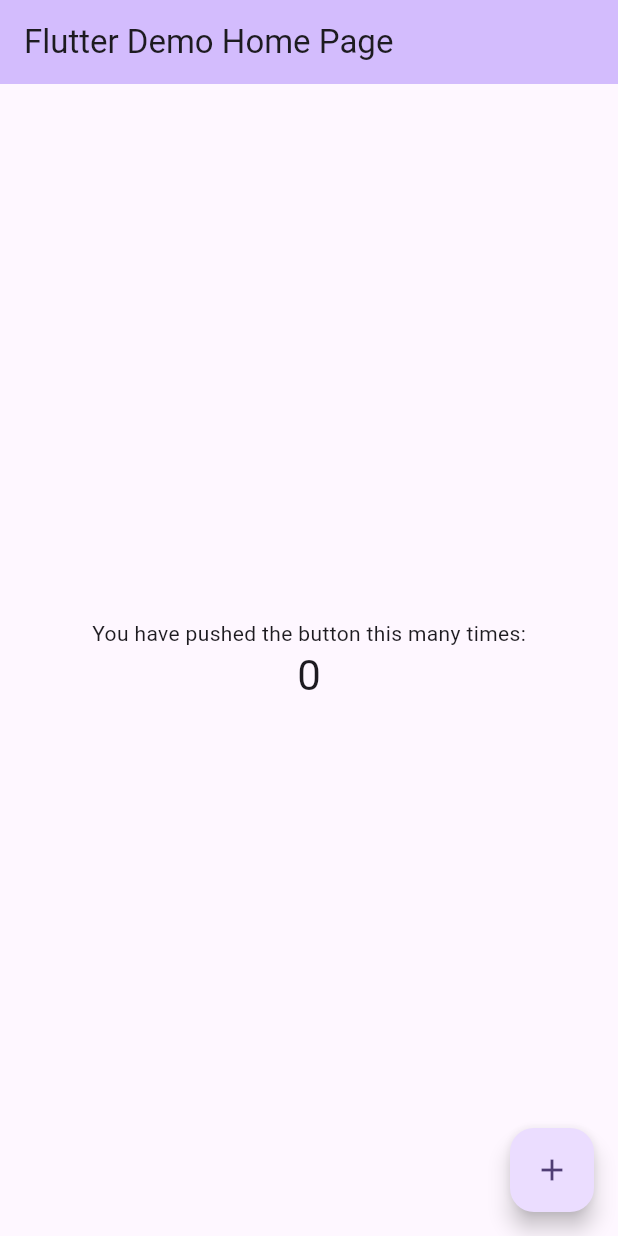
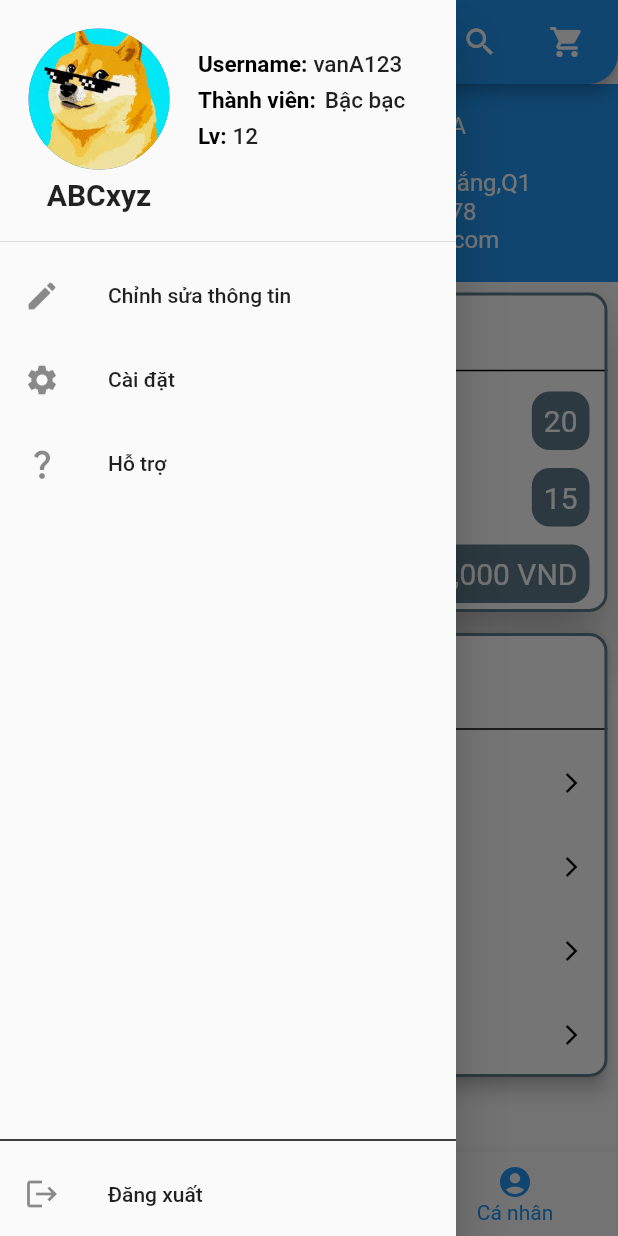
Before and after one commit to Duong147863/LapTrinhDaNenTang, a Flutter app: the screen it shows after launch, with the side drawer open (before the commit the screen has no drawer), on a phone screen of 412 x 824 dp. Run offline on Flutter 3.47's test engine with Material 2 defaults, Android fonts, the phone set to English and light mode, and no system bars.

Commit message:
Personal_Info, appBar, Search, Drawer

```diff
--- /dev/null
+++ b/ocean/lib/bottom_nav.dart
@@ -0,0 +1,37 @@
+import 'package:flutter/material.dart';
+import 'package:flutter/src/widgets/framework.dart';
+//import 'package:flutter/src/widgets/placeholder.dart';
+
+class BottomNavigator extends StatelessWidget {
+  const BottomNavigator({super.key, required this.index});
+  final index;
+
+  @override
+  Widget build(BuildContext context) {
+    return BottomNavigationBar(
+      fixedColor: Colors.blue,
+      items: const [
+        BottomNavigationBarItem(icon: Icon(Icons.home), label: "Trang chủ"),
+        BottomNavigationBarItem(
+            icon: Icon(Icons.notifications_none), label: "Thông báo"),
+        BottomNavigationBarItem(
+            icon: Icon(Icons.account_circle), label: "Cá nhân"),
+      ],
+      currentIndex: index,
+      onTap: (int indexOfItem) {
+        if (indexOfItem == 0) {
+          Navigator.pop(context, (route) => route.isCurrent);
+          Navigator.pushNamed(context, '/home');
+        }
+        if (indexOfItem == 1) {
+          Navigator.pop(context, (route) => route.isCurrent);
+          Navigator.pushNamed(context, '/notify');
+        }
+        if (indexOfItem == 2) {
+          Navigator.pop(context, (route) => route.isCurrent);
+          Navigator.pushNamed(context, '/profile');
+        }
+      },
+    );
+  }
+}
--- /dev/null
+++ b/ocean/lib/drawer_menu.dart
@@ -0,0 +1,138 @@
+import 'package:flutter/material.dart';
+import 'package:flutter/src/widgets/framework.dart';
+//import 'package:flutter/src/widgets/placeholder.dart';
+
+class DrawerMenu extends StatelessWidget {
+  const DrawerMenu({Key? key});
+
+  @override
+  Widget build(BuildContext context) {
+    return Drawer(
+      child: Column(
+        children: [
+          DrawerHeader(
+            child: Container(
+              width: double.infinity,
+              child: Row(
+                children: [
+                  Column(
+                    children: [
+                      Container(
+                        padding: const EdgeInsets.all(3),
+                        width: 100,
+                        height: 100,
+                        child: const CircleAvatar(
+                          backgroundImage:
+                              AssetImage("root/assets/img/avatar.jpg"),
+                        ),
+                      ),
+                      SizedBox(height: 2),
+                      Text("ABCxyz",
+                          style: TextStyle(
+                              fontSize: 20, fontWeight: FontWeight.bold)),
+                    ],
+                  ),
+                  SizedBox(width: 16),
+                  Column(
+                    crossAxisAlignment: CrossAxisAlignment.start,
+                    children: [
+                      Row(
+                        children: [
+                          Text(
+                            "\nUsername:",
+                            style: TextStyle(
+                                fontSize: 15,
+                                fontWeight: FontWeight.bold,
+                                color: Colors.black),
+                          ),
+                          SizedBox(width: 4),
+                          Text("\nvanA123", style: TextStyle(fontSize: 15)),
+                        ],
+                      ),
+                      SizedBox(height: 6), // Khoảng cách giữa các row
+                      Row(
+                        children: [
+                          Text(
+                            "Thành viên:",
+                            style: TextStyle(
+                                fontSize: 15,
+                                fontWeight: FontWeight.bold,
+                                color: Colors.black),
+                          ),
+                          SizedBox(width: 6),
+                          Text("Bậc bạc", style: TextStyle(fontSize: 15)),
+                        ],
+                      ),
+                      SizedBox(height: 6),
+                      Row(
+                        children: [
+                          Text(
+                            "Lv:",
+                            style: TextStyle(
+                                fontSize: 15,
+                                fontWeight: FontWeight.bold,
+                                color: Colors.black),
+                          ),
+                          SizedBox(width: 4),
+                          Text("12", style: TextStyle(fontSize: 15)),
+                        ],
+                      ),
+                    ],
+                  ),
+                ],
+              ),
+            ),
+          ),
+          Expanded(
+            child: ListView(
+              padding: EdgeInsets.zero, // Xóa khoảng cách giữa viền & List
+              children: [
+                ListTile(
+                  contentPadding: EdgeInsets.only(left: 16, top: 0),
+                  leading: Icon(Icons.edit),
+                  title: Text("Chỉnh sửa thông tin"),
+                  onTap: () {
+                    // Xử lý khi người dùng nhấn vào chỉnh sửa thông tin
+                    Navigator.pop(context);
+                    // Đóng Drawer
+                  },
+                ),
+                ListTile(
+                  leading: Icon(Icons.settings),
+                  title: Text("Cài đặt"),
+                  onTap: () {
+                    // Xử lý khi người dùng nhấn vào chỉnh sửa thông tin
+                    Navigator.pop(context);
+                    // Đóng Drawer
+                  },
+                ),
+                ListTile(
+                  leading: Icon(Icons.question_mark),
+                  title: Text("Hỗ trợ"),
+                  onTap: () {
+                    // Xử lý khi người dùng nhấn vào chỉnh sửa thông tin
+                    Navigator.pop(context);
+                    // Đóng Drawer
+                  },
+                ),
+              ],
+            ),
+          ),
+          Divider(
+            color: Colors.black,
+            thickness: 1,
+          ),
+          ListTile(
+            leading: Icon(Icons.logout),
+            title: Text("Đăng xuất"),
+            onTap: () {
+              // Xử lý khi người dùng nhấn vào chỉnh sửa thông tin
+              Navigator.pop(context);
+              // Đóng Drawer
+            },
+          ),
+        ],
+      ),
+    );
+  }
+}
--- a/ocean/lib/main.dart
+++ b/ocean/lib/main.dart
@@ -1,4 +1,5 @@
 import 'package:flutter/material.dart';
+import 'package:ocean/profileScreen.dart';
 
 void main() {
   runApp(const MyApp());
@@ -11,115 +12,18 @@ class MyApp extends StatelessWidget {
   @override
   Widget build(BuildContext context) {
     return MaterialApp(
-      title: 'Flutter Demo',
+      title: 'Ocean',
       theme: ThemeData(
-        // This is the theme of your application.
-        //
-        // TRY THIS: Try running your application with "flutter run". You'll see
-        // the application has a blue toolbar. Then, without quitting the app,
-        // try changing the seedColor in the colorScheme below to Colors.green
-        // and then invoke "hot reload" (save your changes or press the "hot
-        // reload" button in a Flutter-supported IDE, or press "r" if you used
-        // the command line to start the app).
-        //
-        // Notice that the counter didn't reset back to zero; the application
-        // state is not lost during the reload. To reset the state, use hot
-        // restart instead.
-        //
-        // This works for code too, not just values: Most code changes can be
-        // tested with just a hot reload.
-        colorScheme: ColorScheme.fromSeed(seedColor: Colors.deepPurple),
-        useMaterial3: true,
+        primarySwatch: Colors.blue,
       ),
-      home: const MyHomePage(title: 'Flutter Demo Home Page'),
+      supportedLocales: {const Locale('en', '')},
+      debugShowCheckedModeBanner: true,
+      initialRoute: '/home',
+      routes: {
+        '/home': (context) => const ProfileScreen(),
+        '/notify': (context) => const ProfileScreen(),
+        '/profile': (context) => const ProfileScreen(),
+      },
     );
   }
 }
-
-class MyHomePage extends StatefulWidget {
-  const MyHomePage({super.key, required this.title});
-
-  // This widget is the home page of your application. It is stateful, meaning
-  // that it has a State object (defined below) that contains fields that affect
-  // how it looks.
-
-  // This class is the configuration for the state. It holds the values (in this
-  // case the title) provided by the parent (in this case the App widget) and
-  // used by the build method of the State. Fields in a Widget subclass are
-  // always marked "final".
-
-  final String title;
-
-  @override
-  State<MyHomePage> createState() => _MyHomePageState();
-}
-
-class _MyHomePageState extends State<MyHomePage> {
-  int _counter = 0;
-
-  void _incrementCounter() {
-    setState(() {
-      // This call to setState tells the Flutter framework that something has
-      // changed in this State, which causes it to rerun the build method below
-      // so that the display can reflect the updated values. If we changed
-      // _counter without calling setState(), then the build method would not be
-      // called again, and so nothing would appear to happen.
-      _counter++;
-    });
-  }
-
-  @override
-  Widget build(BuildContext context) {
-    // This method is rerun every time setState is called, for instance as done
-    // by the _incrementCounter method above.
-    //
-    // The Flutter framework has been optimized to make rerunning build methods
-    // fast, so that you can just rebuild anything that needs updating rather
-    // than having to individually change instances of widgets.
-    return Scaffold(
-      appBar: AppBar(
-        // TRY THIS: Try changing the color here to a specific color (to
-        // Colors.amber, perhaps?) and trigger a hot reload to see the AppBar
-        // change color while the other colors stay the same.
-        backgroundColor: Theme.of(context).colorScheme.inversePrimary,
-        // Here we take the value from the MyHomePage object that was created by
-        // the App.build method, and use it to set our appbar title.
-        title: Text(widget.title),
-      ),
-      body: Center(
-        // Center is a layout widget. It takes a single child and positions it
-        // in the middle of the parent.
-        child: Column(
-          // Column is also a layout widget. It takes a list of children and
-          // arranges them vertically. By default, it sizes itself to fit its
-          // children horizontally, and tries to be as tall as its parent.
-          //
-          // Column has various properties to control how it sizes itself and
-          // how it positions its children. Here we use mainAxisAlignment to
-          // center the children vertically; the main axis here is the vertical
-          // axis because Columns are vertical (the cross axis would be
-          // horizontal).
-          //
-          // TRY THIS: Invoke "debug painting" (choose the "Toggle Debug Paint"
-          // action in the IDE, or press "p" in the console), to see the
-          // wireframe for each widget.
-          mainAxisAlignment: MainAxisAlignment.center,
-          children: <Widget>[
-            const Text(
-              'You have pushed the button this many times:',
-            ),
-            Text(
-              '$_counter',
-              style: Theme.of(context).textTheme.headlineMedium,
-            ),
-          ],
-        ),
-      ),
-      floatingActionButton: FloatingActionButton(
-        onPressed: _incrementCounter,
-        tooltip: 'Increment',
-        child: const Icon(Icons.add),
-      ), // This trailing comma makes auto-formatting nicer for build methods.
-    );
-  }
-}
--- /dev/null
+++ b/ocean/lib/profileScreen.dart
@@ -0,0 +1,349 @@
+import 'package:flutter/material.dart';
+import 'package:ocean/bottom_nav.dart';
+import 'package:ocean/drawer_menu.dart';
+
+class ProfileScreen extends StatelessWidget {
+  const ProfileScreen({Key? key});
+
+  @override
+  Widget build(BuildContext context) {
+    return Scaffold(
+      appBar: AppBar(
+        shape: const RoundedRectangleBorder(
+          borderRadius: BorderRadius.vertical(
+            bottom: Radius.circular(20),
+          ),
+        ),
+        title: Image.asset(
+          'root/assets/img/logo.png',
+          fit: BoxFit.contain,
+          height: 75,
+        ),
+        actions: <Widget>[
+          Padding(
+            padding: const EdgeInsets.only(right: 10),
+            child: IconButton(
+              icon: const Icon(Icons.search),
+              onPressed: () {
+                Navigator.push(
+                  context,
+                  MaterialPageRoute(builder: (context) => SearchScreen()),
+                );
+              },
+            ),
+          ),
+          Padding(
+            padding: const EdgeInsets.only(right: 10),
+            child: IconButton(
+              icon: const Icon(Icons.shopping_cart),
+              onPressed: () {},
+            ),
+          ),
+        ],
+      ),
+      body: SingleChildScrollView(
+        child: Container(
+          width: double.infinity,
+          child: Column(
+            crossAxisAlignment: CrossAxisAlignment.stretch,
+            children: [
+              // Phần Thông tin cá nhân
+              Container(
+                color: Colors.blue,
+                padding: const EdgeInsets.all(16),
+                child: Row(
+                  children: [
+                    Container(
+                      decoration: BoxDecoration(
+                        shape: BoxShape.circle,
+                        boxShadow: [
+                          BoxShadow(
+                            color: Colors.black.withOpacity(0.5),
+                            spreadRadius: 2,
+                            blurRadius: 5,
+                            offset: Offset(0, 2),
+                          ),
+                        ],
+                      ),
+                      child: const CircleAvatar(
+                        radius: 50,
+                        backgroundImage:
+                            AssetImage('root/assets/img/avatar.jpg'),
+                      ),
+                    ),
+
+                    // Khoảng cách giữa avatar và thông tin cá nhân
+                    SizedBox(width: 20),
+                    const Column(
+                      crossAxisAlignment: CrossAxisAlignment.start,
+                      children: [
+                        Text('Họ và tên: Nguyễn Văn A',
+                            style:
+                                TextStyle(fontSize: 16, color: Colors.white)),
+                        Text('Giới tính: Nam',
+                            style:
+                                TextStyle(fontSize: 16, color: Colors.white)),
+                        Text('Địa chỉ: 999 Tôn Đức Thắng,Q1',
+                            style:
+                                TextStyle(fontSize: 16, color: Colors.white)),
+                        Text('Số điện thoại: 012345678',
+                            style:
+                                TextStyle(fontSize: 16, color: Colors.white)),
+                        Text('Email: Adeptrai@gmail.com',
+                            style:
+                                TextStyle(fontSize: 16, color: Colors.white)),
+                      ],
+                    ),
+                  ],
+                ),
+              ),
+
+              // Phần Thông tin thống kê
+              Container(
+                margin: const EdgeInsets.all(3.0),
+                child: Card(
+                  shape: RoundedRectangleBorder(
+                    borderRadius: BorderRadius.circular(12.0),
+                    side: BorderSide(color: Colors.blueGrey, width: 2.0),
+                  ),
+                  elevation: 15,
+                  child: Column(
+                    children: [
+                      Container(
+                        padding: const EdgeInsets.all(10),
+                        child: const Row(
+                          mainAxisAlignment: MainAxisAlignment.spaceBetween,
+                          children: [
+                            Row(
+                              children: [
+                                Icon(
+                                  Icons.bar_chart,
+                                  color: Colors.black87,
+                                  size: 24,
+                                ),
+                                SizedBox(width: 8.0),
+                                Text(
+                                  'Thông tin thống kê',
+                                  style: TextStyle(
+                                    fontSize: 18,
+                                    fontWeight: FontWeight.bold,
+                                    color: Colors.black87,
+                                  ),
+                                ),
+                              ],
+                            ),
+                          ],
+                        ),
+                      ),
+                      const Divider(
+                        color: Colors.black,
+                        thickness: 1,
+                      ),
+                      buildStatItem('Số sản phẩm đã mua:', '20'),
+                      buildStatItem('Số đơn thành công:', '15'),
+                      buildStatItem('Tổng số chi tiêu:', '500,000 VND'),
+                    ],
+                  ),
+                ),
+              ),
+
+              // Phần Danh sách đơn hàng
+              Container(
+                margin: const EdgeInsets.all(3.0),
+                child: Card(
+                  shape: RoundedRectangleBorder(
+                    borderRadius: BorderRadius.circular(12.0),
+                    side: const BorderSide(color: Colors.blueGrey, width: 2.0),
+                  ),
+                  elevation: 5,
+                  child: Column(
+                    children: [
+                      Container(
+                        padding: const EdgeInsets.all(16),
+                        child: const Row(
+                          mainAxisAlignment: MainAxisAlignment.spaceBetween,
+                          children: [
+                            Row(
+                              children: [
+                                Icon(
+                                  Icons.list_alt,
+                                  color: Colors.black87,
+                                  size: 24,
+                                ),
+                                SizedBox(width: 8),
+                                Text(
+                                  'Danh sách đơn hàng',
+                                  style: TextStyle(
+                                    fontSize: 18,
+                                    fontWeight: FontWeight.bold,
+                                    color: Colors.black87,
+                                  ),
+                                ),
+                              ],
+                            ),
+                          ],
+                        ),
+                      ),
+
+                      const Divider(
+                        color: Colors.black,
+                        thickness: 1,
+                      ),
+
+                      // List các đơn hàng
+                      buildOrderItem(Icons.check_circle, 'Đơn thành công',
+                          Icons.arrow_forward_ios),
+                      buildOrderItem(
+                          Icons.cancel, 'Đơn đã hủy', Icons.arrow_forward_ios),
+                      buildOrderItem(Icons.access_time, 'Đơn chờ giao',
+                          Icons.arrow_forward_ios),
+                      buildOrderItem(Icons.star_border, 'Đánh giá',
+                          Icons.arrow_forward_ios),
+                    ],
+                  ),
+                ),
+              ),
+            ],
+          ),
+        ),
+      ),
+      bottomNavigationBar: const BottomNavigator(index: 2),
+      drawer: DrawerMenu(),
+    );
+  }
+}
+
+class SearchScreen extends StatelessWidget {
+  @override
+  Widget build(BuildContext context) {
+    return Scaffold(
+      appBar: AppBar(
+        shape: const RoundedRectangleBorder(
+          borderRadius: BorderRadius.vertical(
+            bottom: Radius.circular(20),
+          ),
+        ),
+        title: const Text('Tìm kiếm sản phẩm..'),
+        actions: <Widget>[
+          IconButton(
+            icon: const Icon(Icons.refresh),
+            onPressed: () {
+              // Xử lý cập nhật dữ liệu ở đây
+            },
+          ),
+        ],
+      ),
+      body: Column(
+        crossAxisAlignment: CrossAxisAlignment.stretch,
+        children: [
+          Padding(
+            padding: const EdgeInsets.symmetric(
+                horizontal: 8.0, vertical: 16.0), // Thêm khoảng cách dọc
+            child: Container(
+              margin: const EdgeInsets.symmetric(horizontal: 8.0),
+              decoration: BoxDecoration(
+                border: Border.all(color: Colors.grey),
+                borderRadius: BorderRadius.circular(8.0),
+              ),
+              child: TextField(
+                decoration: const InputDecoration(
+                  hintText: 'Nhập từ khóa tìm kiếm...',
+                  prefixIcon: Icon(Icons.search),
+                  border: InputBorder.none,
+                ),
+                onSubmitted: (String searchTerm) {
+                  // TODO: Xử lý tìm kiếm với giá trị searchTerm
+                },
+              ),
+            ),
+          ),
+          Expanded(
+            child: Center(
+              child: Column(
+                mainAxisAlignment: MainAxisAlignment.center,
+                children: [
+                  Image.asset(
+                    'root/assets/img/searchorders.png',
+                    height: 150,
+                  ),
+                  SizedBox(height: 16),
+                  const Text(
+                    'Bạn có thể tìm kiếm sản phẩm theo tên Shop,',
+                    textAlign: TextAlign.center,
+                  ),
+                  const Text(
+                    'ID đơn hàng hoặc tên sản phẩm',
+                    textAlign: TextAlign.center,
+                  ),
+                ],
+              ),
+            ),
+          ),
+        ],
+      ),
+    );
+  }
+}
+
+// Thông tin thống kê
+Widget buildStatItem(String label, String value) {
+  return Padding(
+    padding: const EdgeInsets.symmetric(vertical: 6.0, horizontal: 12),
+    child: Row(
+      mainAxisAlignment: MainAxisAlignment.spaceBetween,
+      children: [
+        SizedBox(
+          width: 200,
+          child: Text(
+            label,
+            style: const TextStyle(fontSize: 20, color: Colors.black87),
+          ),
+        ),
+        Container(
+          padding: const EdgeInsets.all(8),
+          decoration: BoxDecoration(
+            color: Colors.blueGrey,
+            borderRadius: BorderRadius.circular(12),
+          ),
+          child: Text(
+            value,
+            style: const TextStyle(fontSize: 20, color: Colors.white),
+          ),
+        ),
+      ],
+    ),
+  );
+}
+
+// Danh sách đơn hàng
+Widget buildOrderItem(IconData icon, String label, IconData nextIcon) {
+  return ListTile(
+    title: Row(
+      mainAxisAlignment: MainAxisAlignment.spaceBetween,
+      children: [
+        Row(
+          children: [
+            Icon(icon, color: const Color.fromARGB(255, 235, 65, 50)),
+            SizedBox(width: 10),
+            Text(
+              label,
+              style: TextStyle(fontSize: 18, color: Colors.black87),
+            ),
+          ],
+        ),
+        Row(
+          children: [
+            Icon(
+              nextIcon,
+              color: Colors.black,
+              size: 16,
+            ),
+          ],
+        ),
+      ],
+    ),
+    onTap: () {
+      // Xử lý khi người dùng nhấn vào một đơn hàng
+    },
+  );
+}
```
Also changed, not shown: ocean/pubspec.yaml (+6 -4 lines), ocean/pubspec.lock, ocean/root/assets/img/avatar.jpg (added), ocean/root/assets/img/avt.jpg (added), ocean/root/assets/img/logo.png (added), ocean/root/assets/img/searchorders.png (added).
